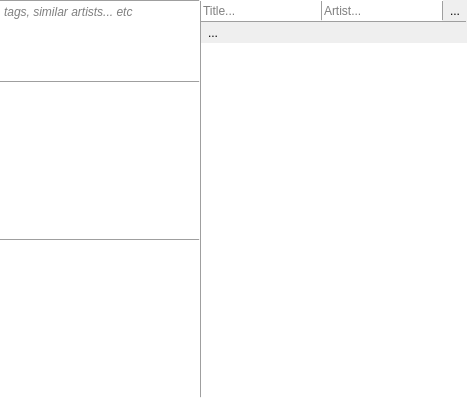
Above: infoview.ui from milohr/babe-qt before the change. Below: the same form after it.
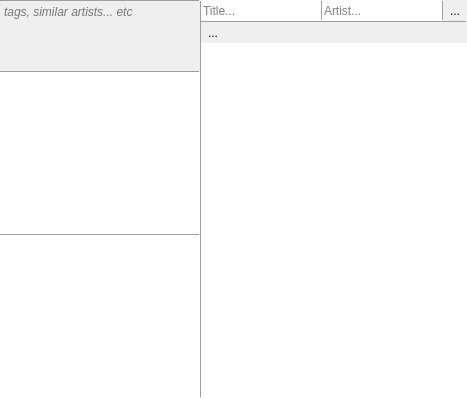
That is the form after the change. Icons and pictures are not drawn.

```diff
--- a/infoview.ui
+++ b/infoview.ui
@@ -374,7 +374,7 @@
             <property name="maximumSize">
              <size>
               <width>16777215</width>
-              <height>80</height>
+              <height>70</height>
              </size>
             </property>
             <property name="font">
@@ -386,6 +386,9 @@
             <property name="autoFillBackground">
              <bool>true</bool>
             </property>
+            <property name="styleSheet">
+             <string notr="true">QTextBrowser{ background:transparent;}</string>
+            </property>
             <property name="frameShape">
              <enum>QFrame::NoFrame</enum>
             </property>
```
